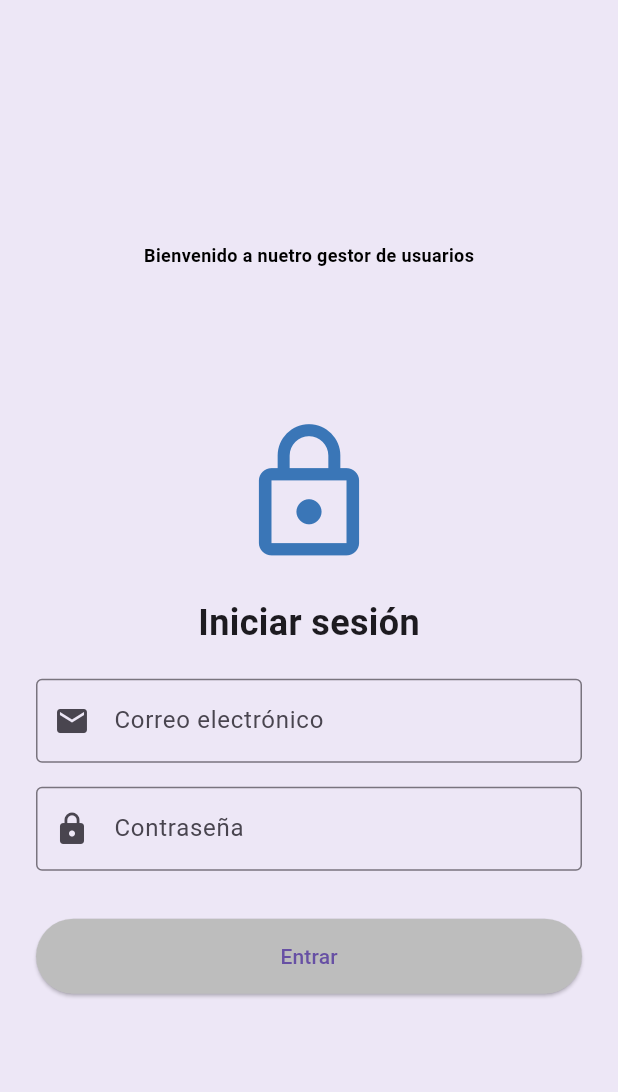
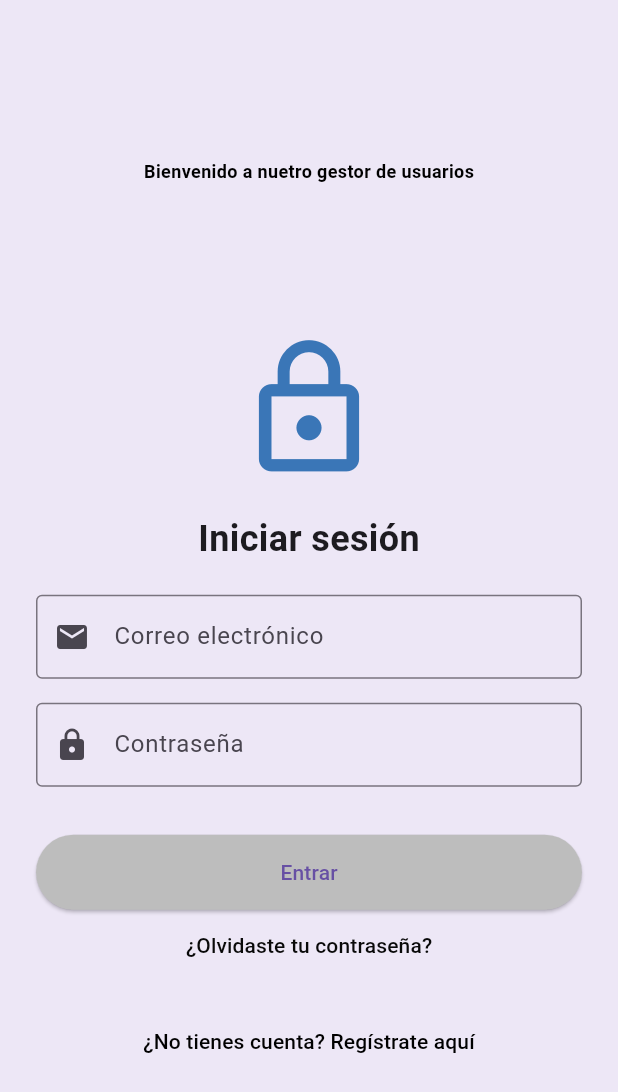
Before and after one commit to LvegaR11/crud_firebase, a Flutter app: the screen it shows after launch, on a phone screen of 412 x 824 dp. Shown: the top 1092 px of the screen. Run offline on Flutter 3.47's test engine with Material 3 defaults, Android fonts, the phone set to English and light mode, and no system bars; our stand-ins replace cloud_firestore, firebase_auth, firebase_core; accounts and stored records are empty.

Commit message:
Agregando metodo para recuperar contraseña

```diff
--- a/lib/Pages/Login_usuarios_page.dart
+++ b/lib/Pages/Login_usuarios_page.dart
@@ -94,6 +94,26 @@ Future<void> login() async {
                 ),
                 child: const Text('Entrar'),
               ),
+              TextButton(
+              onPressed: () {
+                Navigator.pushNamed(context, '/recuperar');
+              },
+              child: const Text(
+                '¿Olvidaste tu contraseña?',
+                style: TextStyle(color: Color.fromARGB(255, 9, 9, 9)),
+              ),
+            ),
+              const SizedBox(height: 16),
+              TextButton(
+                onPressed: () {
+                  Navigator.pushNamed(context, '/add');
+                },
+                child: const Text(
+                  '¿No tienes cuenta? Regístrate aquí',
+                  style: TextStyle(color: Color.fromARGB(255, 0, 0, 0)),
+                ),
+              ),
+
             ],
           ),
         ),
--- a/lib/main.dart
+++ b/lib/main.dart
@@ -1,6 +1,7 @@
 import 'package:crud_firebase/Pages/Agregar_usuarios_page.dart';
 import 'package:crud_firebase/Pages/Editar_usuarios_page.dart';
 import 'package:crud_firebase/Pages/Login_usuarios_page.dart';
+import 'package:crud_firebase/Pages/Recuperar_Password_page.dart';
 import 'package:crud_firebase/Pages/home_page.dart';
 import 'package:flutter/material.dart';
 
@@ -27,7 +28,7 @@ class MyApp extends StatelessWidget {
          '/login': (context) => const LoginPage(),
          '/add': (context) => const AgregarUsuarios(),
          '/edit': (context) => const EditarUsuariosPage(),
-
+         '/recuperar': (context) => const RecuperarPasswordPage(),
       },
     );
   }
```
Also changed, not shown: lib/Pages/Recuperar_Password_page.dart (added, +79 -0 lines), 2 other files.
